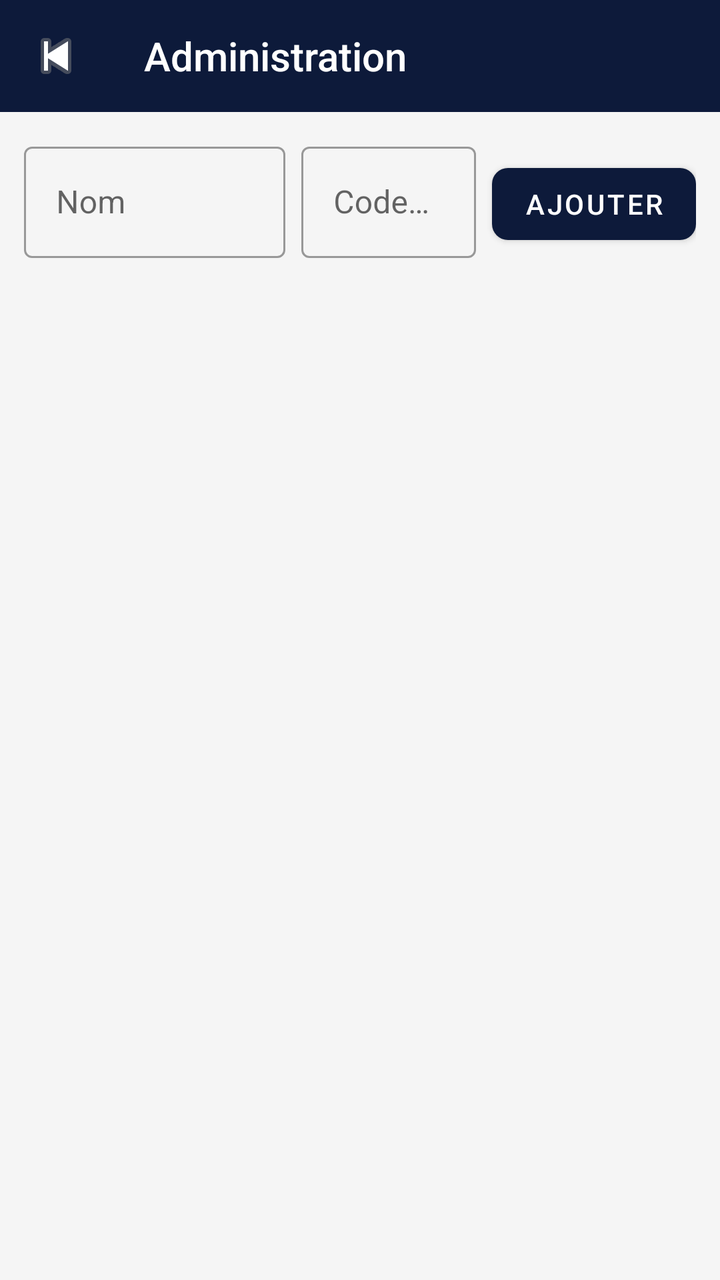
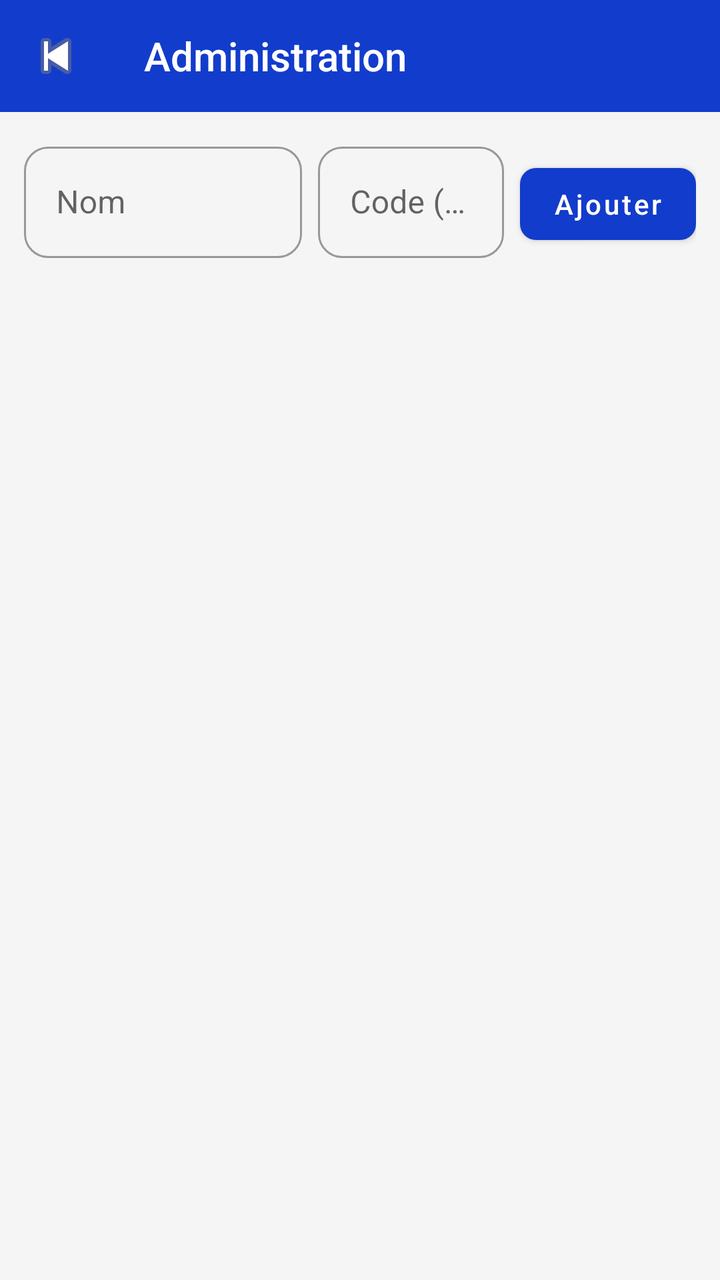

Compare the two renders of this Android layout. The source of the first and the diff that turns it into the second are given below.
<!-- AndroidManifest.xml: application theme Theme.Material3.Light.NoActionBar -->
<!-- res/layout/activity_admin.xml -->
<?xml version="1.0" encoding="utf-8"?>
<LinearLayout xmlns:android="http://schemas.android.com/apk/res/android"
    xmlns:app="http://schemas.android.com/apk/res-auto"
    android:layout_width="match_parent"
    android:layout_height="match_parent"
    android:orientation="vertical"
    android:background="#f5f5f5">

    <com.google.android.material.appbar.MaterialToolbar
        android:id="@+id/toolbar"
        android:layout_width="match_parent"
        android:layout_height="?attr/actionBarSize"
        android:background="#0d1a3a"
        app:navigationIcon="@android:drawable/ic_media_previous"
        app:titleTextColor="#ffffff"
        app:title="Administration" />

    <LinearLayout
        android:layout_width="match_parent"
        android:layout_height="wrap_content"
        android:orientation="horizontal"
        android:padding="12dp">

        <com.google.android.material.textfield.TextInputLayout
            android:layout_width="0dp"
            android:layout_height="wrap_content"
            android:layout_weight="1.5"
            android:layout_marginEnd="8dp"
            android:hint="Nom"
            style="@style/Widget.MaterialComponents.TextInputLayout.OutlinedBox">

            <com.google.android.material.textfield.TextInputEditText
                android:id="@+id/editName"
                android:layout_width="match_parent"
                android:layout_height="wrap_content"
                android:inputType="text" />
        </com.google.android.material.textfield.TextInputLayout>

        <com.google.android.material.textfield.TextInputLayout
            android:layout_width="0dp"
            android:layout_height="wrap_content"
            android:layout_weight="1"
            android:layout_marginEnd="8dp"
            android:hint="Code (4 chiffres)"
            style="@style/Widget.MaterialComponents.TextInputLayout.OutlinedBox">

            <com.google.android.material.textfield.TextInputEditText
                android:id="@+id/editCode"
                android:layout_width="match_parent"
                android:layout_height="wrap_content"
                android:inputType="number"
                android:maxLength="4" />
        </com.google.android.material.textfield.TextInputLayout>

        <com.google.android.material.button.MaterialButton
            android:id="@+id/btnAdd"
            android:layout_width="wrap_content"
            android:layout_height="wrap_content"
            android:text="Ajouter"
            app:cornerRadius="8dp" />
    </LinearLayout>

    <FrameLayout
        android:layout_width="match_parent"
        android:layout_height="match_parent">

        <androidx.recyclerview.widget.RecyclerView
            android:id="@+id/recyclerAccounts"
            android:layout_width="match_parent"
            android:layout_height="match_parent"
            android:padding="8dp" />

        <ProgressBar
            android:id="@+id/progressBar"
            android:layout_width="wrap_content"
            android:layout_height="wrap_content"
            android:layout_gravity="center" />
    </FrameLayout>

</LinearLayout>
<!-- resources referenced by this layout -->
<resources>
  <style name="Theme.Material3.Light.NoActionBar" parent="Theme.MaterialComponents.Light.NoActionBar.Bridge">
          <item name="colorPrimary">#0d1a3a</item>
          <item name="colorPrimaryVariant">#3050a0</item>
          <item name="colorOnPrimary">#ffffff</item>
          <item name="colorSecondary">#3050a0</item>
          <item name="colorOnSecondary">#ffffff</item>
          <item name="android:statusBarColor">#0d1a3a</item>
      </style>
</resources>

<!-- the commit's change to res/layout/activity_admin.xml (unified diff, before → after) -->
@@ -10,7 +10,7 @@
         android:id="@+id/toolbar"
         android:layout_width="match_parent"
         android:layout_height="?attr/actionBarSize"
-        android:background="#0d1a3a"
+        android:background="@color/primary"
         app:navigationIcon="@android:drawable/ic_media_previous"
         app:titleTextColor="#ffffff"
         app:title="Administration" />
<!-- resource entries referenced after the edit -->
@@ -1,12 +1,39 @@
 <!-- resources referenced by this layout -->
 <resources>
+  <color name="primary">#123CCB</color>
   <style name="Theme.Material3.Light.NoActionBar" parent="Theme.MaterialComponents.Light.NoActionBar.Bridge">
-          <item name="colorPrimary">#0d1a3a</item>
-          <item name="colorPrimaryVariant">#3050a0</item>
-          <item name="colorOnPrimary">#ffffff</item>
-          <item name="colorSecondary">#3050a0</item>
-          <item name="colorOnSecondary">#ffffff</item>
-          <item name="android:statusBarColor">#0d1a3a</item>
+          <item name="colorPrimary">@color/primary</item>
+          <item name="colorPrimaryVariant">@color/primary_light</item>
+          <item name="colorOnPrimary">@color/on_primary</item>
+          <item name="colorSecondary">@color/secondary</item>
+          <item name="colorOnSecondary">@color/on_secondary</item>
+          <item name="colorSurface">@color/surface</item>
+          <item name="colorError">@color/error</item>
+          <item name="android:statusBarColor">@color/primary</item>
+          <item name="android:windowBackground">@color/background</item>
+          <item name="android:colorBackground">@color/background</item>
+          
+          <item name="textInputStyle">@style/Widget.App.TextInputLayout</item>
+          <item name="colorControlHighlight">#3328BDEB</item>
+          
+          <item name="materialButtonStyle">@style/Widget.App.Button</item>
+      </style>
+  <color name="primary_light">#2F78F4</color>
+  <color name="on_primary">#FFFFFF</color>
+  <color name="secondary">#28BDEB</color>
+  <color name="on_secondary">#FFFFFF</color>
+  <color name="surface">#FFFFFF</color>
+  <color name="error">#F44336</color>
+  <color name="background">#F4F8FF</color>
+  <style name="Widget.App.TextInputLayout" parent="Widget.MaterialComponents.TextInputLayout.OutlinedBox">
+          <item name="boxCornerRadiusTopStart">12dp</item>
+          <item name="boxCornerRadiusTopEnd">12dp</item>
+          <item name="boxCornerRadiusBottomStart">12dp</item>
+          <item name="boxCornerRadiusBottomEnd">12dp</item>
+      </style>
+  <style name="Widget.App.Button" parent="Widget.MaterialComponents.Button">
+          <item name="cornerRadius">12dp</item>
+          <item name="android:textAllCaps">false</item>
       </style>
 </resources>
 
